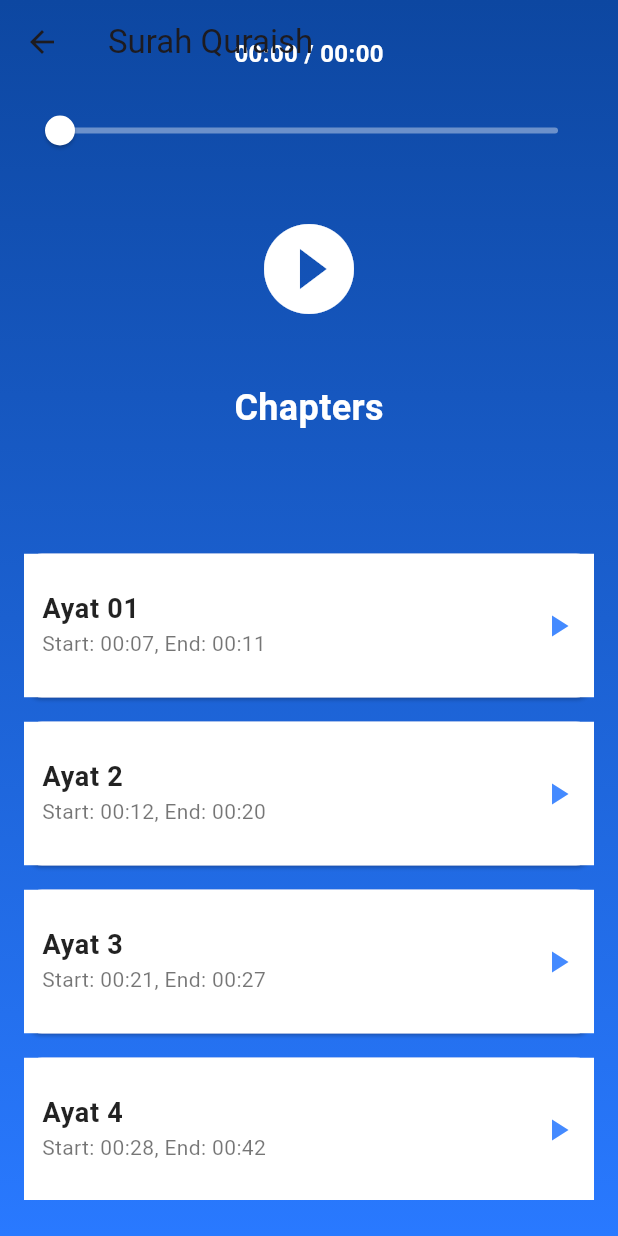
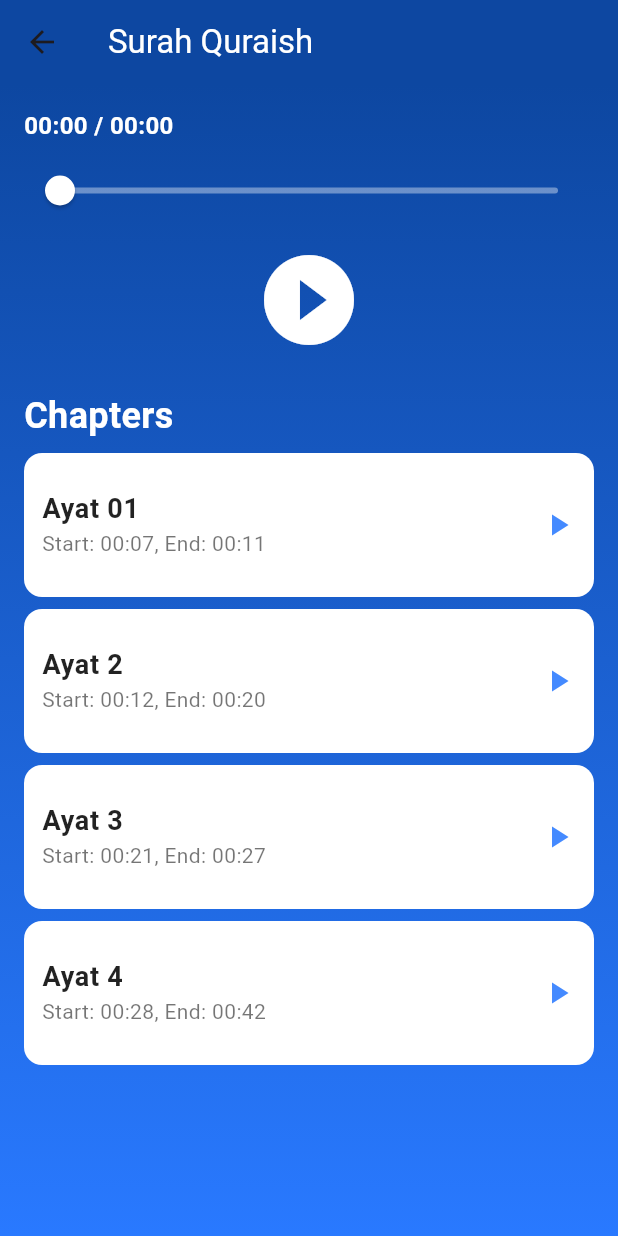
Before and after one commit to The-Black-Shadow/al_quran, a Flutter app: the screen it shows after launch, after a tap on an icon or button, on a phone screen of 412 x 824 dp. Run offline on Flutter 3.47's test engine with Material 3 defaults, Android fonts, the phone set to English and light mode, and no system bars; our stand-ins replace just_audio.

Commit message:
change the player logic.Added pause button after music end.And restart the seek button

```diff
--- a/lib/pages/audio_player.dart
+++ b/lib/pages/audio_player.dart
@@ -37,20 +37,39 @@ class _AudioPlayerPageState extends State<AudioPlayerPage> {
           _currentPosition = position;
         });
       });
+
+      // Listen for playback completion
+      _audioPlayer.playerStateStream.listen((playerState) {
+        if (playerState.processingState == ProcessingState.completed) {
+          setState(() {
+            _audioPlayer.pause(); // Pause the player
+            _currentPosition = Duration.zero; // Reset to the beginning
+          });
+        }
+      });
     } catch (e) {
       debugPrint("Error initializing audio: $e");
     }
   }
 
+  /// Play a specific chapter
   void _playChapter(Duration start) async {
     await _audioPlayer.seek(start);
     await _audioPlayer.play();
+    setState(() {});
   }
 
+  /// Toggle play/pause
   void _togglePlayPause() async {
     if (_audioPlayer.playing) {
+      // If currently playing, pause the audio
       await _audioPlayer.pause();
     } else {
+      // If the position is at the end or the beginning, restart playback
+      if (_currentPosition >= _totalDuration ||
+          _currentPosition == Duration.zero) {
+        await _audioPlayer.seek(Duration.zero);
+      }
       await _audioPlayer.play();
     }
     setState(() {});
@@ -62,6 +81,7 @@ class _AudioPlayerPageState extends State<AudioPlayerPage> {
     super.dispose();
   }
 
+  /// Format duration for display
   String _formatDuration(Duration duration) {
     final minutes = duration.inMinutes.remainder(60).toString().padLeft(2, '0');
     final seconds = duration.inSeconds.remainder(60).toString().padLeft(2, '0');
@@ -71,13 +91,14 @@ class _AudioPlayerPageState extends State<AudioPlayerPage> {
   @override
   Widget build(BuildContext context) {
     return Scaffold(
-      extendBodyBehindAppBar: true,
+      extendBodyBehindAppBar: false,
       appBar: AppBar(
-        title: Text(widget.title),
-        backgroundColor: Colors.transparent,
+        title: Text(widget.title, style: const TextStyle(color: Colors.white)),
+        backgroundColor: Colors.blue.shade900,
         elevation: 0,
       ),
-      body: Container(
+      body: SafeArea(
+        child: Container(
           decoration: BoxDecoration(
             gradient: LinearGradient(
               colors: [Colors.blue.shade900, Colors.blueAccent.shade400],
@@ -86,8 +107,10 @@ class _AudioPlayerPageState extends State<AudioPlayerPage> {
             ),
           ),
           child: Padding(
-          padding: const EdgeInsets.symmetric(horizontal: 16.0, vertical: 24.0),
+            padding:
+                const EdgeInsets.symmetric(horizontal: 16.0, vertical: 16.0),
             child: Column(
+              crossAxisAlignment: CrossAxisAlignment.start,
               children: [
                 // Song Duration Display
                 Text(
@@ -98,11 +121,11 @@ class _AudioPlayerPageState extends State<AudioPlayerPage> {
                     fontWeight: FontWeight.w600,
                   ),
                 ),
-              const SizedBox(height: 16),
+                const SizedBox(height: 8),
 
                 // Seek Bar
                 SliderTheme(
-                data: SliderThemeData(
+                  data: const SliderThemeData(
                     thumbColor: Colors.white,
                     activeTrackColor: Colors.blueAccent,
                     inactiveTrackColor: Colors.white38,
@@ -115,23 +138,26 @@ class _AudioPlayerPageState extends State<AudioPlayerPage> {
                     },
                   ),
                 ),
-              const SizedBox(height: 24),
+                const SizedBox(height: 5),
 
                 // Play/Pause Button
-              IconButton(
+                Center(
+                  child: IconButton(
                     iconSize: 72,
                     icon: Icon(
-                  _audioPlayer.playing
+                      (_audioPlayer.playing &&
+                              _currentPosition < _totalDuration)
                           ? Icons.pause_circle_filled
                           : Icons.play_circle_filled,
                       color: Colors.white,
                     ),
                     onPressed: _togglePlayPause,
                   ),
-              const SizedBox(height: 32),
+                ),
+                const SizedBox(height: 16),
 
                 // Chapter List Header
-              Text(
+                const Text(
                   'Chapters',
                   style: TextStyle(
                     fontSize: 24,
@@ -139,7 +165,7 @@ class _AudioPlayerPageState extends State<AudioPlayerPage> {
                     color: Colors.white,
                   ),
                 ),
-              const SizedBox(height: 16),
+                const SizedBox(height: 8),
 
                 // Chapter List
                 Expanded(
@@ -147,11 +173,13 @@ class _AudioPlayerPageState extends State<AudioPlayerPage> {
                     itemCount: widget.chapters.length,
                     itemBuilder: (context, index) {
                       final chapter = widget.chapters[index];
-                    return Card(
-                      margin: const EdgeInsets.symmetric(vertical: 8.0),
-                      shape: RoundedRectangleBorder(
-                        borderRadius: BorderRadius.circular(12),
-                      ),
+                      return Padding(
+                        padding: const EdgeInsets.only(bottom: 8.0),
+                        child: ClipRRect(
+                          borderRadius:
+                              BorderRadius.circular(12), // Add corner radius
+                          child: Material(
+                            color: Colors.transparent,
                             child: ListTile(
                               tileColor: Colors.white,
                               contentPadding: const EdgeInsets.all(12),
@@ -177,6 +205,8 @@ class _AudioPlayerPageState extends State<AudioPlayerPage> {
                               ),
                               onTap: () => _playChapter(chapter['start']),
                             ),
+                          ),
+                        ),
                       );
                     },
                   ),
@@ -185,6 +215,7 @@ class _AudioPlayerPageState extends State<AudioPlayerPage> {
             ),
           ),
         ),
+      ),
     );
   }
 }
```
Lines whose indentation alone changed are shown as unchanged.
